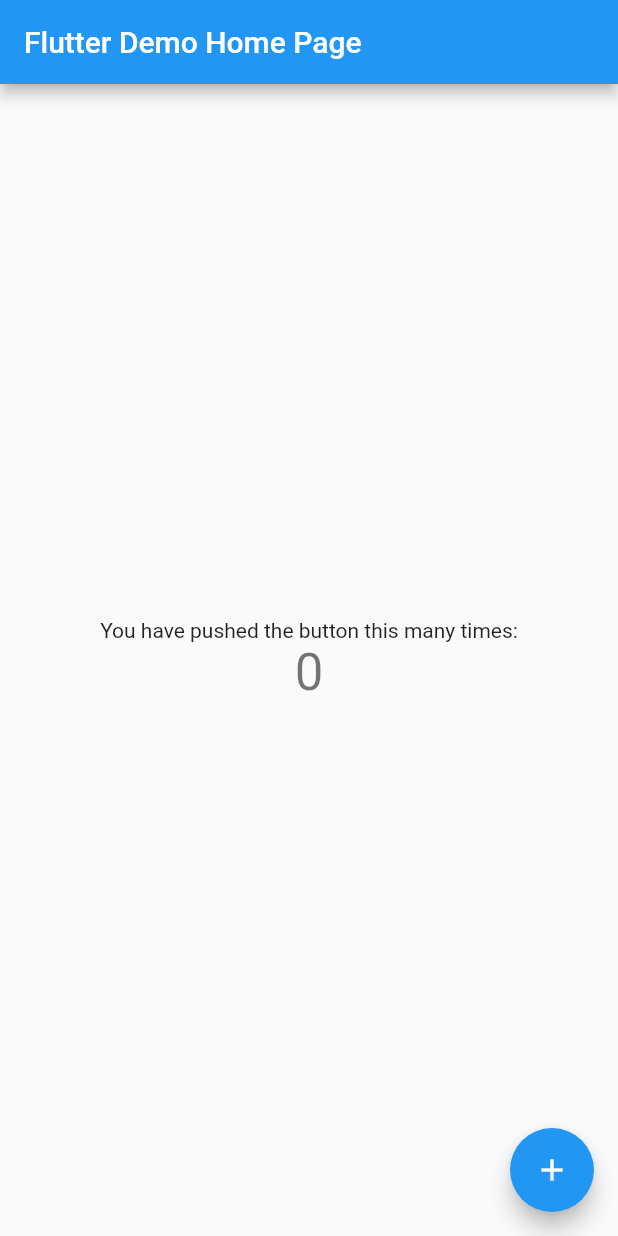
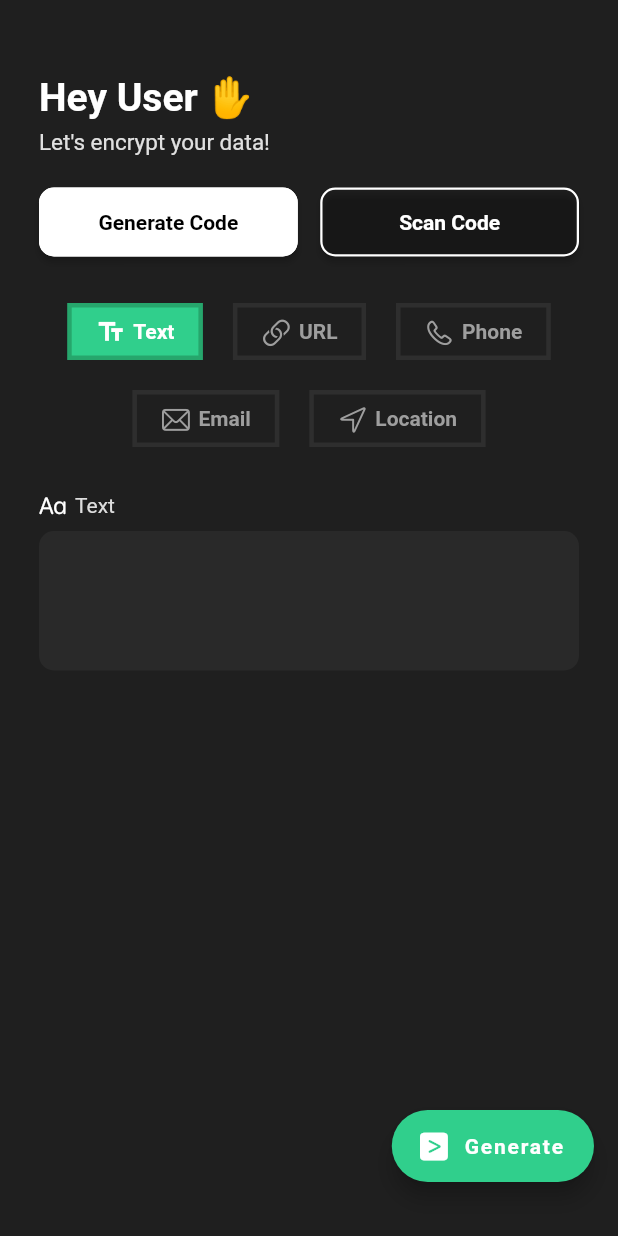
Before and after one commit to PratikJH153/QRCodeScan-Generate-App-using-Flutter, a Flutter app: the screen it shows after launch, on a phone screen of 412 x 824 dp. Run offline on Flutter 3.47's test engine with Material 2 defaults, Android fonts, the phone set to English and light mode, and no system bars; our stand-ins replace permission_handler, qr_flutter; missing offline and left inert: qr_code_scanner.

Commit message:
Added Generate QR Code functionality

```diff
--- a/lib/main.dart
+++ b/lib/main.dart
@@ -1,115 +1,22 @@
 import 'package:flutter/material.dart';
+import 'package:qrcodeapp/views/home.dart';
 
-void main() {
-  runApp(const MyApp());
-}
+void main() => runApp(const MyApp());
 
 class MyApp extends StatelessWidget {
   const MyApp({Key? key}) : super(key: key);
 
-  // This widget is the root of your application.
   @override
   Widget build(BuildContext context) {
     return MaterialApp(
-      title: 'Flutter Demo',
-      theme: ThemeData(
-        // This is the theme of your application.
-        //
-        // Try running your application with "flutter run". You'll see the
-        // application has a blue toolbar. Then, without quitting the app, try
-        // changing the primarySwatch below to Colors.green and then invoke
-        // "hot reload" (press "r" in the console where you ran "flutter run",
-        // or simply save your changes to "hot reload" in a Flutter IDE).
-        // Notice that the counter didn't reset back to zero; the application
-        // is not restarted.
-        primarySwatch: Colors.blue,
+      debugShowCheckedModeBanner: false,
+      title: "QRScan",
+      theme: ThemeData.dark().copyWith(
+        primaryColor: const Color(0xFF30cf8c),
+        canvasColor: Colors.white,
+        scaffoldBackgroundColor: const Color(0xFF1f1f1f),
       ),
-      home: const MyHomePage(title: 'Flutter Demo Home Page'),
+      home: HomePage(),
     );
   }
 }
-
-class MyHomePage extends StatefulWidget {
-  const MyHomePage({Key? key, required this.title}) : super(key: key);
-
-  // This widget is the home page of your application. It is stateful, meaning
-  // that it has a State object (defined below) that contains fields that affect
-  // how it looks.
-
-  // This class is the configuration for the state. It holds the values (in this
-  // case the title) provided by the parent (in this case the App widget) and
-  // used by the build method of the State. Fields in a Widget subclass are
-  // always marked "final".
-
-  final String title;
-
-  @override
-  State<MyHomePage> createState() => _MyHomePageState();
-}
-
-class _MyHomePageState extends State<MyHomePage> {
-  int _counter = 0;
-
-  void _incrementCounter() {
-    setState(() {
-      // This call to setState tells the Flutter framework that something has
-      // changed in this State, which causes it to rerun the build method below
-      // so that the display can reflect the updated values. If we changed
-      // _counter without calling setState(), then the build method would not be
-      // called again, and so nothing would appear to happen.
-      _counter++;
-    });
-  }
-
-  @override
-  Widget build(BuildContext context) {
-    // This method is rerun every time setState is called, for instance as done
-    // by the _incrementCounter method above.
-    //
-    // The Flutter framework has been optimized to make rerunning build methods
-    // fast, so that you can just rebuild anything that needs updating rather
-    // than having to individually change instances of widgets.
-    return Scaffold(
-      appBar: AppBar(
-        // Here we take the value from the MyHomePage object that was created by
-        // the App.build method, and use it to set our appbar title.
-        title: Text(widget.title),
-      ),
-      body: Center(
-        // Center is a layout widget. It takes a single child and positions it
-        // in the middle of the parent.
-        child: Column(
-          // Column is also a layout widget. It takes a list of children and
-          // arranges them vertically. By default, it sizes itself to fit its
-          // children horizontally, and tries to be as tall as its parent.
-          //
-          // Invoke "debug painting" (press "p" in the console, choose the
-          // "Toggle Debug Paint" action from the Flutter Inspector in Android
-          // Studio, or the "Toggle Debug Paint" command in Visual Studio Code)
-          // to see the wireframe for each widget.
-          //
-          // Column has various properties to control how it sizes itself and
-          // how it positions its children. Here we use mainAxisAlignment to
-          // center the children vertically; the main axis here is the vertical
-          // axis because Columns are vertical (the cross axis would be
-          // horizontal).
-          mainAxisAlignment: MainAxisAlignment.center,
-          children: <Widget>[
-            const Text(
-              'You have pushed the button this many times:',
-            ),
-            Text(
-              '$_counter',
-              style: Theme.of(context).textTheme.headline4,
-            ),
-          ],
-        ),
-      ),
-      floatingActionButton: FloatingActionButton(
-        onPressed: _incrementCounter,
-        tooltip: 'Increment',
-        child: const Icon(Icons.add),
-      ), // This trailing comma makes auto-formatting nicer for build methods.
-    );
-  }
-}
--- /dev/null
+++ b/lib/models/option.dart
@@ -0,0 +1,35 @@
+import 'package:flutter/cupertino.dart';
+import 'package:flutter/material.dart';
+
+class Option {
+  final String title;
+  final IconData icon;
+
+  Option({
+    required this.title,
+    required this.icon,
+  });
+
+  static List<Option> options = [
+    Option(
+      title: "Text",
+      icon: Icons.text_fields,
+    ),
+    Option(
+      title: "URL",
+      icon: CupertinoIcons.link,
+    ),
+    Option(
+      title: "Phone",
+      icon: CupertinoIcons.phone,
+    ),
+    Option(
+      title: "Email",
+      icon: CupertinoIcons.mail,
+    ),
+    Option(
+      title: "Location",
+      icon: CupertinoIcons.location,
+    ),
+  ];
+}
--- /dev/null
+++ b/lib/views/generate_code_page.dart
@@ -0,0 +1,163 @@
+import 'package:flutter/cupertino.dart';
+import 'package:flutter/material.dart';
+import 'package:qrcodeapp/models/option.dart';
+import 'package:qrcodeapp/widgets/textfield.dart';
+
+class GenerateQRCodePage extends StatefulWidget {
+  const GenerateQRCodePage({Key? key}) : super(key: key);
+
+  @override
+  _GenerateQRCodePageState createState() => _GenerateQRCodePageState();
+}
+
+class _GenerateQRCodePageState extends State<GenerateQRCodePage> {
+  final TextEditingController _textController = TextEditingController();
+  final TextEditingController _urlController = TextEditingController();
+  final TextEditingController _phoneController = TextEditingController();
+  final TextEditingController _emailController = TextEditingController();
+  final TextEditingController _subjectController = TextEditingController();
+  final TextEditingController _messageController = TextEditingController();
+  final TextEditingController _latitudeController = TextEditingController();
+  final TextEditingController _longitudeController = TextEditingController();
+
+  Option _selectedOption = Option.options[0];
+
+  @override
+  void dispose() {
+    disposingTextController();
+    super.dispose();
+  }
+
+  void disposingTextController() {
+    _textController.dispose();
+    _urlController.dispose();
+    _phoneController.dispose();
+    _emailController.dispose();
+    _messageController.dispose();
+    _subjectController.dispose();
+    _latitudeController.dispose();
+    _longitudeController.dispose();
+  }
+
+  @override
+  Widget build(BuildContext context) {
+    return Column(
+      children: [
+        Center(
+          child: Wrap(
+            direction: Axis.horizontal,
+            alignment: WrapAlignment.center,
+            runSpacing: 20,
+            spacing: 20,
+            children: Option.options
+                .map(
+                  (option) => GestureDetector(
+                    onTap: () {
+                      setState(() {
+                        _selectedOption = option;
+                      });
+                    },
+                    child: Container(
+                      padding: const EdgeInsets.symmetric(
+                        horizontal: 16,
+                        vertical: 6,
+                      ),
+                      decoration: BoxDecoration(
+                        color: _selectedOption == option
+                            ? Theme.of(context).primaryColor
+                            : Colors.transparent,
+                        border: Border.all(
+                          width: 3,
+                          color: _selectedOption == option
+                              ? const Color(0xFF26a66c)
+                              : const Color(0xFF2e2e2e),
+                        ),
+                      ),
+                      child: Row(
+                        mainAxisSize: MainAxisSize.min,
+                        children: [
+                          Icon(option.icon,
+                              size: 20,
+                              color: _selectedOption == option
+                                  ? Colors.white
+                                  : Colors.grey),
+                          const SizedBox(
+                            width: 5,
+                          ),
+                          Text(
+                            option.title,
+                            style: TextStyle(
+                              fontWeight: FontWeight.bold,
+                              color: _selectedOption == option
+                                  ? Colors.white
+                                  : Colors.grey,
+                            ),
+                          ),
+                        ],
+                      ),
+                    ),
+                  ),
+                )
+                .toList(),
+          ),
+        ),
+        const SizedBox(
+          height: 10,
+        ),
+        if (_selectedOption.title == "Text")
+          TextFieldWidget(
+            title: "Text",
+            icon: CupertinoIcons.textformat_alt,
+            textEditingController: _textController,
+          ),
+        if (_selectedOption.title == "URL")
+          TextFieldWidget(
+            title: "URL",
+            icon: CupertinoIcons.link,
+            textEditingController: _urlController,
+          ),
+        if (_selectedOption.title == "Phone")
+          TextFieldWidget(
+            title: "Phone Number",
+            icon: CupertinoIcons.phone,
+            textEditingController: _phoneController,
+          ),
+        if (_selectedOption.title == "Email")
+          Column(
+            children: [
+              TextFieldWidget(
+                title: "Email Address",
+                icon: CupertinoIcons.mail,
+                textEditingController: _emailController,
+              ),
+              TextFieldWidget(
+                title: "Subject",
+                icon: CupertinoIcons.textformat,
+                textEditingController: _subjectController,
+              ),
+              TextFieldWidget(
+                title: "Message",
+                icon: CupertinoIcons.t_bubble,
+                textEditingController: _messageController,
+              ),
+            ],
+          ),
+        if (_selectedOption.title == "Location")
+          Column(
+            children: [
+              TextFieldWidget(
+                title: "Latitude",
+                icon: CupertinoIcons.location,
+                textEditingController: _latitudeController,
+              ),
+              TextFieldWidget(
+                title: "Longitude",
+                icon: CupertinoIcons.location,
+                textEditingController: _longitudeController,
+              ),
+            ],
+          ),
+      ],
+    );
+  }
+}
--- /dev/null
+++ b/lib/views/home.dart
@@ -0,0 +1,162 @@
+import 'package:flutter/cupertino.dart';
+import 'package:flutter/material.dart';
+import 'package:qr_flutter/qr_flutter.dart';
+import 'package:qrcodeapp/models/option.dart';
+import 'package:qrcodeapp/views/generate_code_page.dart';
+import 'package:qrcodeapp/views/scan_code_page.dart';
+import 'package:qrcodeapp/widgets/option_widget.dart';
+import 'package:qrcodeapp/widgets/textfield.dart';
+
+class HomePage extends StatefulWidget {
+  const HomePage({Key? key}) : super(key: key);
+
+  @override
+  _HomePageState createState() => _HomePageState();
+}
+
+class _HomePageState extends State<HomePage> {
+  bool _isGenerateSelected = true;
+  @override
+  Widget build(BuildContext context) {
+    return Scaffold(
+      floatingActionButton: Container(
+        margin: const EdgeInsets.only(bottom: 20),
+        child: FloatingActionButton.extended(
+          backgroundColor: Theme.of(context).primaryColor,
+          onPressed: () {
+            // showDialog(
+            //     context: context,
+            //     barrierColor: Colors.black45,
+            //     builder: (ctx) => Center(
+            //           child: Dialog(
+            //             backgroundColor: Colors.transparent,
+            //             child: SizedBox(
+            //               width: 270,
+            //               height: 320,
+            //               child: Column(
+            //                 children: [
+            //                   Row(
+            //                     mainAxisAlignment:
+            //                         MainAxisAlignment.spaceBetween,
+            //                     children: [
+            //                       IconButton(
+            //                         onPressed: () {},
+            //                         icon:
+            //                             const Icon(CupertinoIcons.share_solid),
+            //                       ),
+            //                       IconButton(
+            //                         onPressed: () {
+            //                           Navigator.of(context).pop();
+            //                         },
+            //                         icon: const Icon(
+            //                           CupertinoIcons.xmark_square_fill,
+            //                         ),
+            //                       ),
+            //                     ],
+            //                   ),
+            //                   QrImage(
+            //                     data: _textController.text.trim(),
+            //                     version: QrVersions.auto,
+            //                     foregroundColor: Colors.white,
+            //                     size: 270,
+            //                   ),
+            //                 ],
+            //               ),
+            //             ),
+            //           ),
+            //         ));
+          },
+          icon: const Icon(
+            CupertinoIcons.greaterthan_square_fill,
+            color: Colors.white,
+          ),
+          label: const Text(
+            "Generate",
+            style: TextStyle(
+              color: Colors.white,
+              fontWeight: FontWeight.bold,
+            ),
+          ),
+        ),
+      ),
+      floatingActionButtonLocation: FloatingActionButtonLocation.endFloat,
+      body: SingleChildScrollView(
+        child: Container(
+          padding: const EdgeInsets.symmetric(
+            horizontal: 26,
+          ),
+          child: Column(
+            crossAxisAlignment: CrossAxisAlignment.start,
+            children: [
+              Container(
+                margin: const EdgeInsets.only(
+                  top: 50,
+                ),
+                child: Column(
+                  crossAxisAlignment: CrossAxisAlignment.start,
+                  children: [
+                    const Text(
+                      "Hey User ✋",
+                      style: TextStyle(
+                        fontSize: 26,
+                        fontWeight: FontWeight.bold,
+                      ),
+                    ),
+                    const SizedBox(
+                      height: 5,
+                    ),
+                    Text(
+                      "Let's encrypt your data!",
+                      style: TextStyle(
+                        fontSize: 15,
+                        color: Colors.grey[300],
+                      ),
+                    ),
+                  ],
+                ),
+              ),
+              const SizedBox(
+                height: 20,
+              ),
+              Row(
+                children: [
+                  Expanded(
+                    child: OptionWidget(
+                      title: "Generate Code",
+                      isSelected: _isGenerateSelected,
+                      onTapHandler: () {
+                        setState(() {
+                          _isGenerateSelected = true;
+                        });
+                      },
+                    ),
+                  ),
+                  const SizedBox(
+                    width: 15,
+                  ),
+                  Expanded(
+                    child: OptionWidget(
+                      title: "Scan Code",
+                      isSelected: !_isGenerateSelected,
+                      onTapHandler: () {
+                        setState(() {
+                          _isGenerateSelected = false;
+                        });
+                      },
+                    ),
+                  ),
+                ],
+              ),
+              const SizedBox(
+                height: 30,
+              ),
+              _isGenerateSelected
+                  ? const GenerateQRCodePage()
+                  : const ScanQRCodePage(),
+            ],
+          ),
+        ),
+      ),
+    );
+  }
+}
--- /dev/null
+++ b/lib/views/scan_code_page.dart
@@ -0,0 +1,52 @@
+import 'package:flutter/material.dart';
+import 'package:permission_handler/permission_handler.dart';
+import 'package:qr_code_scanner/qr_code_scanner.dart';
+
+class ScanQRCodePage extends StatefulWidget {
+  const ScanQRCodePage({Key? key}) : super(key: key);
+
+  @override
+  _ScanQRCodePageState createState() => _ScanQRCodePageState();
+}
+
+class _ScanQRCodePageState extends State<ScanQRCodePage> {
+  final qrKey = GlobalKey(debugLabel: "QR");
+  QRViewController? _qrViewController;
+
+  @override
+  void dispose() {
+    _qrViewController!.dispose();
+    super.dispose();
+  }
+
+  @override
+  void initState() {
+    super.initState();
+    _getCameraPermission();
+  }
+
+  Future<PermissionStatus> _getCameraPermission() async {
+    var status = await Permission.camera.status;
+    if (!status.isGranted) {
+      final result = await Permission.camera.request();
+      return result;
+    } else {
+      return status;
+    }
+  }
+
+  @override
+  Widget build(BuildContext context) {
+    return Container(
+      height: 200,
+      width: double.infinity,
+      child: QRView(
+          key: qrKey,
+          onQRViewCreated: (QRViewController controller) {
+            setState(() {
+              _qrViewController = controller;
+            });
+          }),
+    );
+  }
+}
--- /dev/null
+++ b/lib/widgets/option_widget.dart
@@ -0,0 +1,38 @@
+import 'package:flutter/material.dart';
+
+class OptionWidget extends StatelessWidget {
+  final bool isSelected;
+  final String title;
+  final VoidCallback onTapHandler;
+  const OptionWidget({
+    this.isSelected = false,
+    required this.title,
+    required this.onTapHandler,
+    Key? key,
+  }) : super(key: key);
+
+  @override
+  Widget build(BuildContext context) {
+    return ElevatedButton(
+      style: ElevatedButton.styleFrom(
+        padding: const EdgeInsets.symmetric(vertical: 15),
+        primary: isSelected ? Colors.white : Colors.transparent,
+        onPrimary: isSelected ? Colors.black : Colors.white,
+        textStyle: const TextStyle(
+          fontWeight: FontWeight.bold,
+        ),
+        shape: RoundedRectangleBorder(
+          borderRadius: BorderRadius.circular(10),
+        ),
+        side: const BorderSide(
+          width: 1.5,
+          color: Colors.white,
+        ),
+      ),
+      onPressed: onTapHandler,
+      child: Text(
+        title,
+      ),
+    );
+  }
+}
--- /dev/null
+++ b/lib/widgets/textfield.dart
@@ -0,0 +1,81 @@
+import 'package:flutter/cupertino.dart';
+import 'package:flutter/material.dart';
+import 'package:flutter/services.dart';
+
+class TextFieldWidget extends StatelessWidget {
+  final String title;
+  final IconData icon;
+  final TextEditingController textEditingController;
+
+  const TextFieldWidget({
+    required this.title,
+    required this.icon,
+    required this.textEditingController,
+    Key? key,
+  }) : super(key: key);
+
+  @override
+  Widget build(BuildContext context) {
+    return Container(
+      margin: const EdgeInsets.only(top: 20),
+      child: Column(
+        children: [
+          Row(
+            children: [
+              Icon(
+                icon,
+                size: 18,
+                color: Colors.white,
+              ),
+              const SizedBox(
+                width: 6,
+              ),
+              Text(
+                title,
+                style: const TextStyle(
+                  fontSize: 14,
+                  color: Color(0xFFdedede),
+                ),
+              ),
+            ],
+          ),
+          const SizedBox(
+            height: 8,
+          ),
+          Container(
+            decoration: BoxDecoration(
+              color: const Color(0xFF292929),
+              borderRadius: BorderRadius.circular(10),
+            ),
+            child: TextFormField(
+              autofocus: false,
+              controller: textEditingController,
+              validator: (val) {
+                if (val!.isEmpty) {
+                  return "Please enter a valid input";
+                }
+                return null;
+              },
+              cursorColor: const Color(0xFFf2f4f9),
+              keyboardType: title == "Text" || title == "Message"
+                  ? TextInputType.multiline
+                  : title == "Phone Number"
+                      ? const TextInputType.numberWithOptions()
+                      : title == "Latitude" || title == "Longitude"
+                          ? TextInputType.number
+                          : title == "URL"
+                              ? TextInputType.url
+                              : TextInputType.text,
+              maxLines: title == "Text" || title == "Message" ? 3 : 1,
+              decoration: const InputDecoration(
+                border: InputBorder.none,
+                contentPadding:
+                    EdgeInsets.symmetric(horizontal: 20, vertical: 18),
+              ),
+            ),
+          ),
+        ],
+      ),
+    );
+  }
+}
--- a/pubspec.yaml
+++ b/pubspec.yaml
@@ -29,8 +29,9 @@ environment:
 dependencies:
   flutter:
     sdk: flutter
-
-
+  qr_flutter: ^4.0.0
+  qr_code_scanner: ^0.6.1
+  permission_handler: ^8.3.0
   # The following adds the Cupertino Icons font to your application.
   # Use with the CupertinoIcons class for iOS style icons.
   cupertino_icons: ^1.0.2
```
Also changed, not shown: pubspec.lock.
